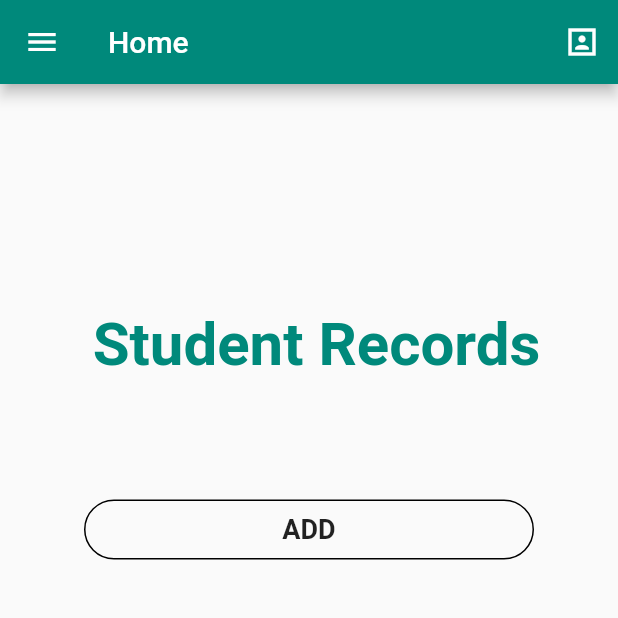
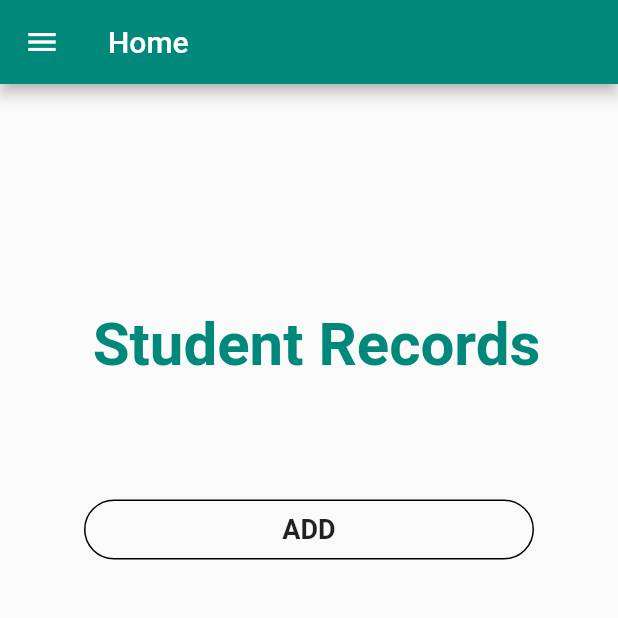
Before and after one commit to ioxvar/BEC-plugin, a Flutter app: the SideBar screen opened directly, on a phone screen of 412 x 824 dp, the top half of it. Run offline on Flutter 3.47's test engine with Material 2 defaults, Android fonts, the phone set to English and light mode, and no system bars; our stand-ins replace cloud_firestore, firebase_auth, firebase_core; accounts and stored records are empty; Roboto replaces fonts that are missing (Montserrat).

Commit message:
removed profile section

```diff
--- a/lib/home_page.dart
+++ b/lib/home_page.dart
@@ -62,11 +62,11 @@ class _SideBarState extends State<SideBar> {
       children: <Widget>[
         Align(),
         drawerHeader,
-        ListTile(
-          leading: Icon(Icons.portrait_sharp),
-          title: const Text('PROFILE'),
-          onTap: () => Navigator.of(context).push(NewPage(5)),
-        ),
+        // ListTile(
+        //   leading: Icon(Icons.portrait_sharp),
+        //   title: const Text('PROFILE'),
+        //   onTap: () => Navigator.of(context).push(NewPage(5)),
+        // ),
         ListTile(
           leading: Icon(Icons.add_sharp),
           title: const Text('ADD'),
@@ -100,13 +100,13 @@ class _SideBarState extends State<SideBar> {
         appBar: AppBar(
           backgroundColor: Colors.teal[600],
           title: const Text('Home'),
-          actions: <Widget>[
-            IconButton(
-                icon: Icon(Icons.portrait_sharp),
-                onPressed: () {
-                  Navigator.of(context).push(NewPage(5));
-                }),
-          ],
+          // actions: <Widget>[
+          //   IconButton(
+          //       icon: Icon(Icons.portrait_sharp),
+          //       onPressed: () {
+          //         Navigator.of(context).push(NewPage(5));
+          //       }),
+          // ],
         ),
         body: SingleChildScrollView(
           child: ConstrainedBox(
@@ -245,7 +245,7 @@ class _SideBarState extends State<SideBar> {
         ));
   }
 }
-
+/**
 final TextEditingController profnameController = TextEditingController();
 final TextEditingController deptController = TextEditingController();
 final TextEditingController mailController = TextEditingController();
@@ -392,3 +392,4 @@ class ProfilePageState extends State<ProfilePage> {
     );
   }
 }
+*/
--- a/lib/semesters/sem1.dart
+++ b/lib/semesters/sem1.dart
@@ -1,5 +1,3 @@
-import 'dart:ffi';
-
 import 'package:flutter/material.dart';
 import 'package:cloud_firestore/cloud_firestore.dart';
 import '../crud/add.dart';
```
Also changed, not shown: lib/crud/newpages.dart (+4 -4 lines).
